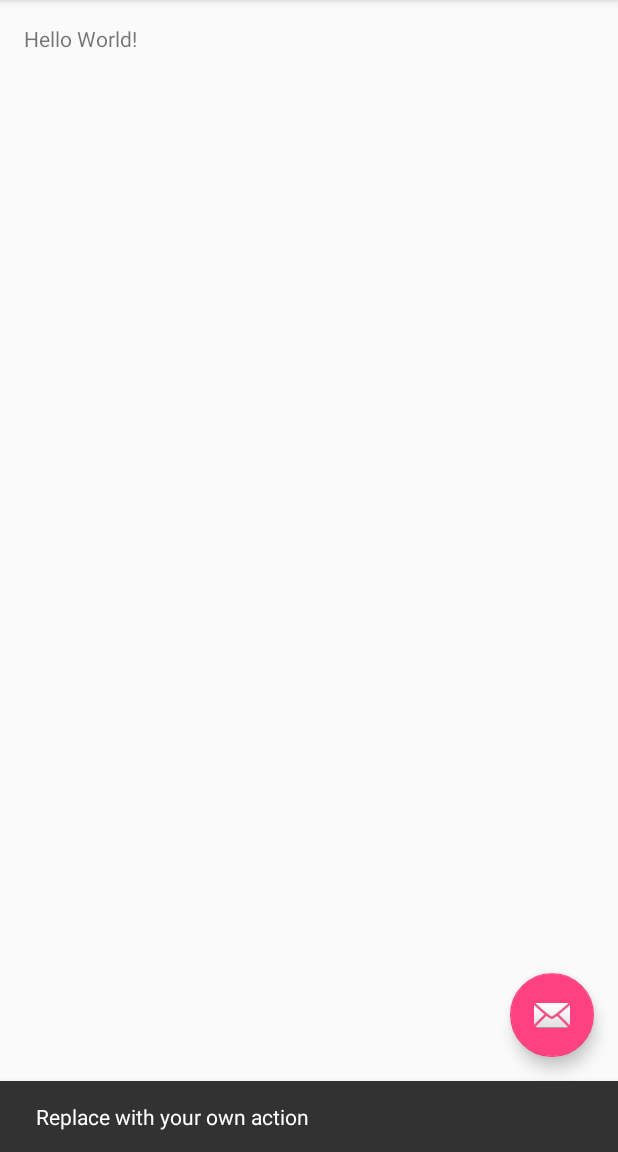
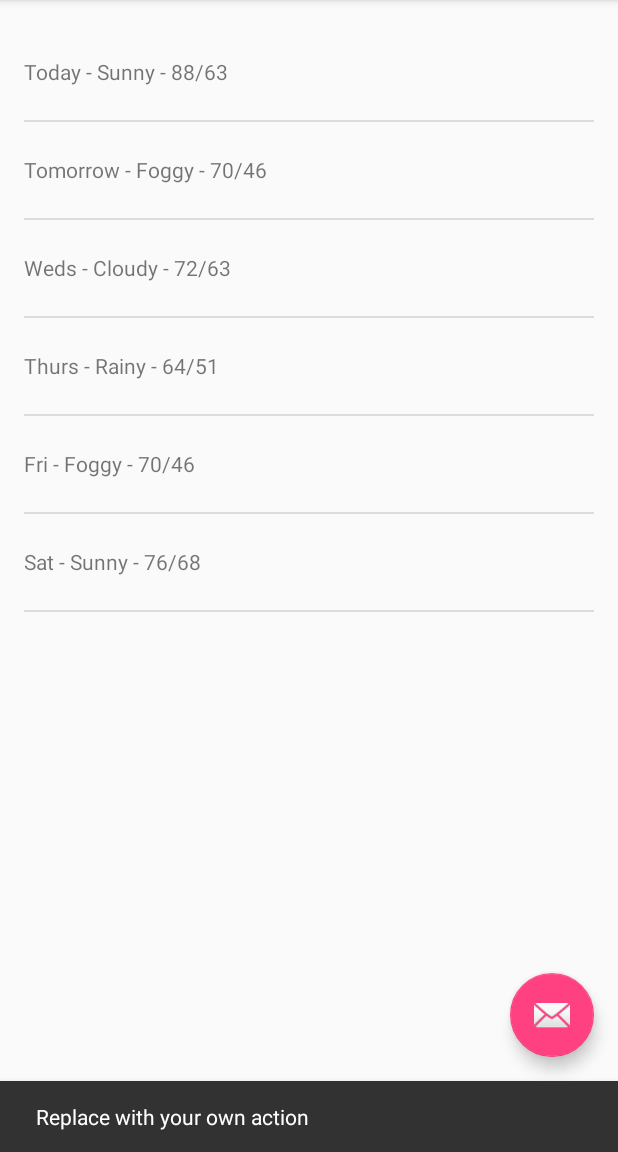
Before and after one commit to prayagparmar/sunshine, an Android app: the screen it shows after launch (MainActivity), after a tap on an icon or button, on a phone screen of 412 x 824 dp, the part 84-1236 px from its top. Run offline under Robolectric (Android 15) with nearby library versions, the phone set to English and light mode, and no system bars.

Commit message:
Lesson 1 - Complete

```diff
--- a/app/src/main/java/com/example/prayagparmar/sunshine/MainActivityFragment.java
+++ b/app/src/main/java/com/example/prayagparmar/sunshine/MainActivityFragment.java
@@ -5,6 +5,11 @@ import android.os.Bundle;
 import android.view.LayoutInflater;
 import android.view.View;
 import android.view.ViewGroup;
+import android.widget.ArrayAdapter;
+import android.widget.ListView;
+
+import java.util.ArrayList;
+import java.util.List;
 
 /**
  * A placeholder fragment containing a simple view.
@@ -17,6 +22,21 @@ public class MainActivityFragment extends Fragment {
     @Override
     public View onCreateView(LayoutInflater inflater, ViewGroup container,
                              Bundle savedInstanceState) {
-        return inflater.inflate(R.layout.fragment_main, container, false);
+        View view = inflater.inflate(R.layout.fragment_main, container, false);
+        List<String> forecastEntries = new ArrayList<>();
+        forecastEntries.add("Today - Sunny - 88/63");
+        forecastEntries.add("Tomorrow - Foggy - 70/46");
+        forecastEntries.add("Weds - Cloudy - 72/63");
+        forecastEntries.add("Thurs - Rainy - 64/51");
+        forecastEntries.add("Fri - Foggy - 70/46");
+        forecastEntries.add("Sat - Sunny - 76/68");
+
+        ArrayAdapter<String> populateData = new ArrayAdapter<String>(getActivity(),
+                R.layout.list_item_forecast, R.id.list_item_forecast_textview, forecastEntries);
+
+        ListView listView = (ListView) view.findViewById(R.id.listview_forecast);
+        listView.setAdapter(populateData);
+
+        return view;
     }
 }
--- a/app/src/main/res/layout/fragment_main.xml
+++ b/app/src/main/res/layout/fragment_main.xml
@@ -1,4 +1,4 @@
-<RelativeLayout xmlns:android="http://schemas.android.com/apk/res/android"
+<FrameLayout xmlns:android="http://schemas.android.com/apk/res/android"
     xmlns:tools="http://schemas.android.com/tools"
     android:layout_width="match_parent"
     android:layout_height="match_parent"
@@ -9,9 +9,9 @@
     tools:context="com.example.prayagparmar.sunshine.MainActivityFragment"
     tools:showIn="@layout/activity_main">
 
-    <TextView
-        android:layout_width="wrap_content"
-        android:layout_height="wrap_content"
-        android:text="Hello World!" />
+    <ListView
+        android:layout_width="match_parent"
+        android:layout_height="match_parent"
+        android:id="@+id/listview_forecast"/>
 
-</RelativeLayout>
+</FrameLayout>
```
Also changed, not shown: 1 other file.
